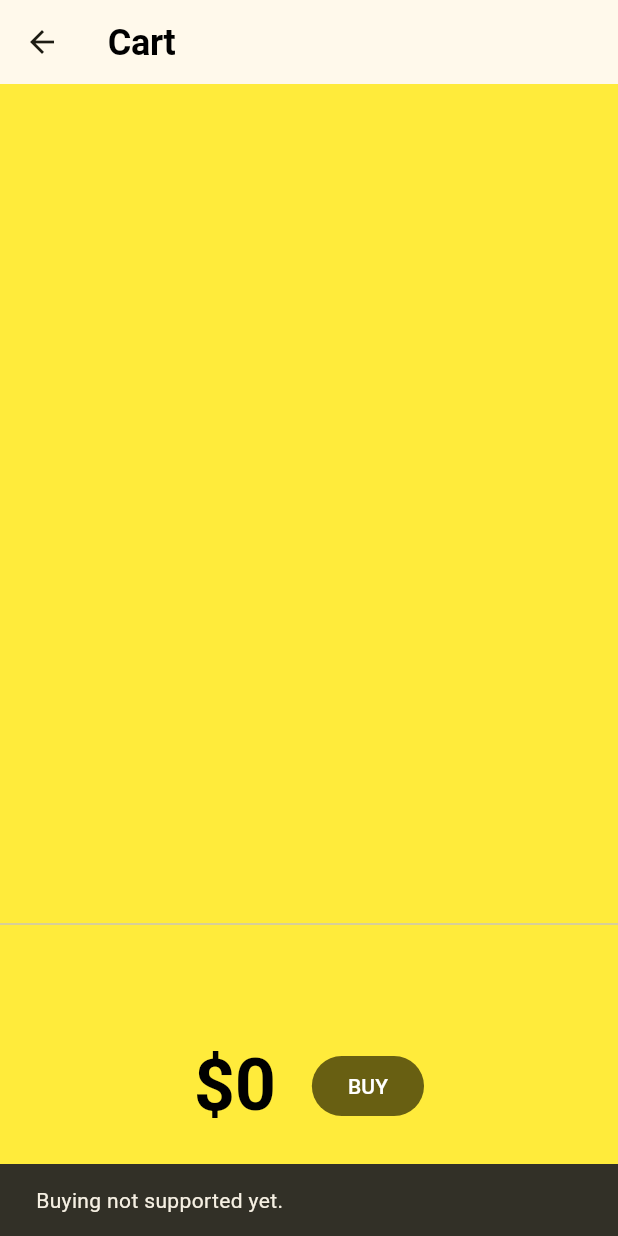
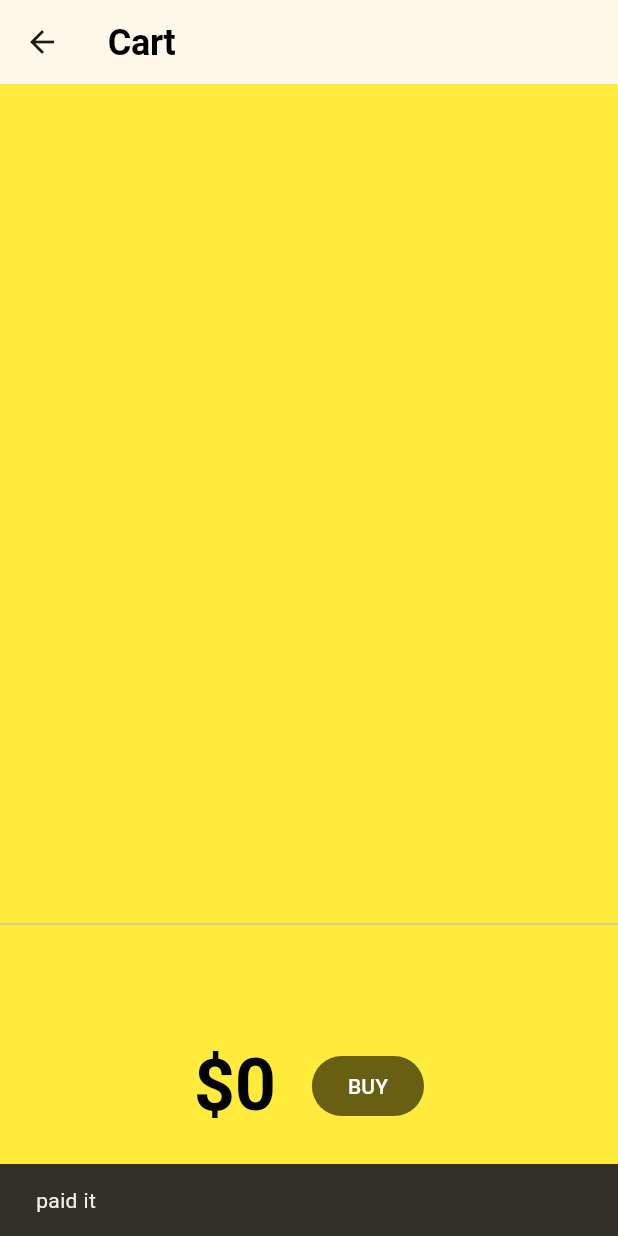
Before and after one commit to a86485563/flutter_catalog_example, a Flutter app: the CartScreen screen opened by its route, after a tap on "BUY", on a phone screen of 412 x 824 dp. Run offline on Flutter 3.47's test engine with Material 2 defaults, Android fonts, the phone set to English and light mode, and no system bars; our stand-ins replace go_router; Roboto replaces fonts that are missing (Corben).

Commit message:
add remove all

```diff
--- a/lib/features/cart/presentation/cart_screen.dart
+++ b/lib/features/cart/presentation/cart_screen.dart
@@ -70,8 +70,9 @@ class _CartTotal extends StatelessWidget {
           const SizedBox(width: 24),
           FilledButton(
             onPressed: () {
-              ScaffoldMessenger.of(context).showSnackBar(
-                  const SnackBar(content: Text('Buying not supported yet.')));
+              ScaffoldMessenger.of(context)
+                  .showSnackBar(const SnackBar(content: Text('paid it')));
+              Provider.of<CartModel>(context, listen: false).removeAll();
             },
             style: TextButton.styleFrom(foregroundColor: Colors.white),
             child: const Text('BUY'),
--- a/lib/features/cart/service/cart_model.dart
+++ b/lib/features/cart/service/cart_model.dart
@@ -39,4 +39,9 @@ class CartModel extends ChangeNotifier {
     _itemIds.remove(item.id);
     notifyListeners();
   }
+
+  void removeAll() {
+    _itemIds.clear();
+    notifyListeners();
+  }
 }
```
Also changed, not shown: pubspec.yaml (+7 -3 lines).
